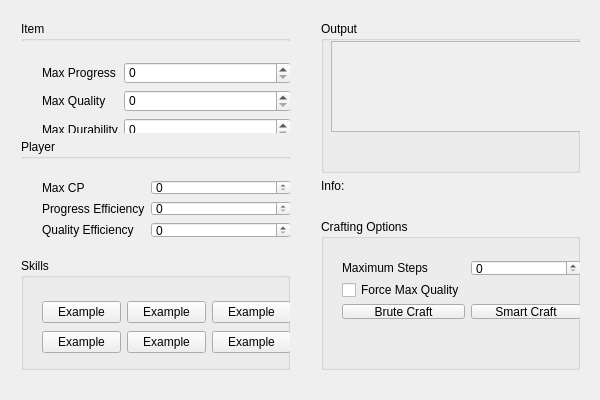
Old version of the form CrafterOfLight/CrafterOfLight.ui in the repository CChiverton/CrafterOfLight.
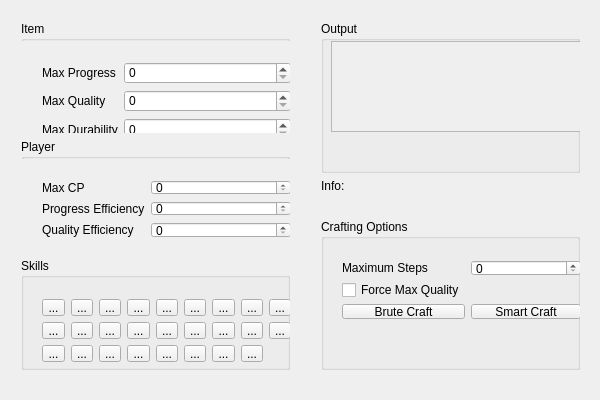
New version of the form.

```diff
--- a/CrafterOfLight/CrafterOfLight.ui
+++ b/CrafterOfLight/CrafterOfLight.ui
@@ -220,70 +220,423 @@
          <x>10</x>
          <y>30</y>
          <width>271</width>
-         <height>80</height>
+         <height>85</height>
         </rect>
        </property>
        <layout class="QGridLayout" name="gridLayout_2">
+        <item row="1" column="3">
+         <widget class="QToolButton" name="toolButton_13">
+          <property name="text">
+           <string>...</string>
+          </property>
+          <property name="checkable">
+           <bool>true</bool>
+          </property>
+          <property name="autoExclusive">
+           <bool>false</bool>
+          </property>
+          <property name="toolButtonStyle">
+           <enum>Qt::ToolButtonStyle::ToolButtonIconOnly</enum>
+          </property>
+         </widget>
+        </item>
+        <item row="1" column="2">
+         <widget class="QToolButton" name="toolButton_12">
+          <property name="text">
+           <string>...</string>
+          </property>
+          <property name="checkable">
+           <bool>true</bool>
+          </property>
+          <property name="autoExclusive">
+           <bool>false</bool>
+          </property>
+          <property name="toolButtonStyle">
+           <enum>Qt::ToolButtonStyle::ToolButtonIconOnly</enum>
+          </property>
+         </widget>
+        </item>
+        <item row="1" column="4">
+         <widget class="QToolButton" name="toolButton_14">
+          <property name="text">
+           <string>...</string>
+          </property>
+          <property name="checkable">
+           <bool>true</bool>
+          </property>
+          <property name="autoExclusive">
+           <bool>false</bool>
+          </property>
+          <property name="toolButtonStyle">
+           <enum>Qt::ToolButtonStyle::ToolButtonIconOnly</enum>
+          </property>
+         </widget>
+        </item>
+        <item row="1" column="6">
+         <widget class="QToolButton" name="toolButton_16">
+          <property name="text">
+           <string>...</string>
+          </property>
+          <property name="checkable">
+           <bool>true</bool>
+          </property>
+          <property name="autoExclusive">
+           <bool>false</bool>
+          </property>
+          <property name="toolButtonStyle">
+           <enum>Qt::ToolButtonStyle::ToolButtonIconOnly</enum>
+          </property>
+         </widget>
+        </item>
         <item row="0" column="2">
-         <widget class="QPushButton" name="pushButton_5">
+         <widget class="QToolButton" name="toolButton_3">
           <property name="text">
-           <string>Example</string>
+           <string>...</string>
           </property>
           <property name="checkable">
            <bool>true</bool>
+          </property>
+          <property name="autoExclusive">
+           <bool>false</bool>
+          </property>
+          <property name="toolButtonStyle">
+           <enum>Qt::ToolButtonStyle::ToolButtonIconOnly</enum>
+          </property>
+         </widget>
+        </item>
+        <item row="0" column="3">
+         <widget class="QToolButton" name="toolButton_4">
+          <property name="text">
+           <string>...</string>
+          </property>
+          <property name="checkable">
+           <bool>true</bool>
+          </property>
+          <property name="autoExclusive">
+           <bool>false</bool>
+          </property>
+          <property name="toolButtonStyle">
+           <enum>Qt::ToolButtonStyle::ToolButtonIconOnly</enum>
+          </property>
+         </widget>
+        </item>
+        <item row="0" column="4">
+         <widget class="QToolButton" name="toolButton_5">
+          <property name="text">
+           <string>...</string>
+          </property>
+          <property name="checkable">
+           <bool>true</bool>
+          </property>
+          <property name="autoExclusive">
+           <bool>false</bool>
+          </property>
+          <property name="toolButtonStyle">
+           <enum>Qt::ToolButtonStyle::ToolButtonIconOnly</enum>
+          </property>
+         </widget>
+        </item>
+        <item row="0" column="6">
+         <widget class="QToolButton" name="toolButton_7">
+          <property name="text">
+           <string>...</string>
+          </property>
+          <property name="checkable">
+           <bool>true</bool>
+          </property>
+          <property name="autoExclusive">
+           <bool>false</bool>
+          </property>
+          <property name="toolButtonStyle">
+           <enum>Qt::ToolButtonStyle::ToolButtonIconOnly</enum>
+          </property>
+         </widget>
+        </item>
+        <item row="0" column="7">
+         <widget class="QToolButton" name="toolButton_8">
+          <property name="text">
+           <string>...</string>
+          </property>
+          <property name="checkable">
+           <bool>true</bool>
+          </property>
+          <property name="autoExclusive">
+           <bool>false</bool>
+          </property>
+          <property name="toolButtonStyle">
+           <enum>Qt::ToolButtonStyle::ToolButtonIconOnly</enum>
+          </property>
+         </widget>
+        </item>
+        <item row="1" column="0">
+         <widget class="QToolButton" name="toolButton_10">
+          <property name="text">
+           <string>...</string>
+          </property>
+          <property name="checkable">
+           <bool>true</bool>
+          </property>
+          <property name="autoExclusive">
+           <bool>false</bool>
+          </property>
+          <property name="toolButtonStyle">
+           <enum>Qt::ToolButtonStyle::ToolButtonIconOnly</enum>
+          </property>
+         </widget>
+        </item>
+        <item row="1" column="8">
+         <widget class="QToolButton" name="toolButton_18">
+          <property name="text">
+           <string>...</string>
+          </property>
+          <property name="checkable">
+           <bool>true</bool>
+          </property>
+          <property name="autoExclusive">
+           <bool>false</bool>
+          </property>
+          <property name="toolButtonStyle">
+           <enum>Qt::ToolButtonStyle::ToolButtonIconOnly</enum>
+          </property>
+         </widget>
+        </item>
+        <item row="1" column="5">
+         <widget class="QToolButton" name="toolButton_15">
+          <property name="text">
+           <string>...</string>
+          </property>
+          <property name="checkable">
+           <bool>true</bool>
+          </property>
+          <property name="autoExclusive">
+           <bool>false</bool>
+          </property>
+          <property name="toolButtonStyle">
+           <enum>Qt::ToolButtonStyle::ToolButtonIconOnly</enum>
           </property>
          </widget>
         </item>
         <item row="0" column="1">
-         <widget class="QPushButton" name="pushButton_4">
+         <widget class="QToolButton" name="toolButton_2">
           <property name="text">
-           <string>Example</string>
+           <string>...</string>
           </property>
           <property name="checkable">
            <bool>true</bool>
+          </property>
+          <property name="autoExclusive">
+           <bool>false</bool>
+          </property>
+          <property name="toolButtonStyle">
+           <enum>Qt::ToolButtonStyle::ToolButtonIconOnly</enum>
+          </property>
+         </widget>
+        </item>
+        <item row="0" column="5">
+         <widget class="QToolButton" name="toolButton_6">
+          <property name="text">
+           <string>...</string>
+          </property>
+          <property name="checkable">
+           <bool>true</bool>
+          </property>
+          <property name="autoExclusive">
+           <bool>false</bool>
+          </property>
+          <property name="toolButtonStyle">
+           <enum>Qt::ToolButtonStyle::ToolButtonIconOnly</enum>
           </property>
          </widget>
         </item>
         <item row="0" column="0">
-         <widget class="QPushButton" name="pushButton_3">
-          <property name="contextMenuPolicy">
-           <enum>Qt::ContextMenuPolicy::DefaultContextMenu</enum>
-          </property>
+         <widget class="QToolButton" name="toolButton">
           <property name="text">
-           <string>Example</string>
+           <string>...</string>
           </property>
           <property name="checkable">
            <bool>true</bool>
           </property>
-         </widget>
-        </item>
-        <item row="1" column="0">
-         <widget class="QPushButton" name="pushButton_6">
-          <property name="text">
-           <string>Example</string>
+          <property name="autoExclusive">
+           <bool>false</bool>
           </property>
-          <property name="checkable">
-           <bool>true</bool>
+          <property name="toolButtonStyle">
+           <enum>Qt::ToolButtonStyle::ToolButtonIconOnly</enum>
           </property>
          </widget>
         </item>
         <item row="1" column="1">
-         <widget class="QPushButton" name="pushButton_7">
+         <widget class="QToolButton" name="toolButton_11">
           <property name="text">
-           <string>Example</string>
+           <string>...</string>
           </property>
           <property name="checkable">
            <bool>true</bool>
           </property>
+          <property name="autoExclusive">
+           <bool>false</bool>
+          </property>
+          <property name="toolButtonStyle">
+           <enum>Qt::ToolButtonStyle::ToolButtonIconOnly</enum>
+          </property>
          </widget>
         </item>
-        <item row="1" column="2">
-         <widget class="QPushButton" name="pushButton_8">
+        <item row="1" column="7">
+         <widget class="QToolButton" name="toolButton_17">
           <property name="text">
-           <string>Example</string>
+           <string>...</string>
           </property>
           <property name="checkable">
            <bool>true</bool>
+          </property>
+          <property name="autoExclusive">
+           <bool>false</bool>
+          </property>
+          <property name="toolButtonStyle">
+           <enum>Qt::ToolButtonStyle::ToolButtonIconOnly</enum>
+          </property>
+         </widget>
+        </item>
+        <item row="0" column="8">
+         <widget class="QToolButton" name="toolButton_9">
+          <property name="text">
+           <string>...</string>
+          </property>
+          <property name="checkable">
+           <bool>true</bool>
+          </property>
+          <property name="autoExclusive">
+           <bool>false</bool>
+          </property>
+          <property name="toolButtonStyle">
+           <enum>Qt::ToolButtonStyle::ToolButtonIconOnly</enum>
+          </property>
+         </widget>
+        </item>
+        <item row="2" column="0">
+         <widget class="QToolButton" name="toolButton_19">
+          <property name="text">
+           <string>...</string>
+          </property>
+          <property name="checkable">
+           <bool>true</bool>
+          </property>
+          <property name="autoExclusive">
+           <bool>false</bool>
+          </property>
+          <property name="toolButtonStyle">
+           <enum>Qt::ToolButtonStyle::ToolButtonIconOnly</enum>
+          </property>
+         </widget>
+        </item>
+        <item row="2" column="1">
+         <widget class="QToolButton" name="toolButton_20">
+          <property name="text">
+           <string>...</string>
+          </property>
+          <property name="checkable">
+           <bool>true</bool>
+          </property>
+          <property name="autoExclusive">
+           <bool>false</bool>
+          </property>
+          <property name="toolButtonStyle">
+           <enum>Qt::ToolButtonStyle::ToolButtonIconOnly</enum>
+          </property>
+         </widget>
+        </item>
+        <item row="2" column="2">
+         <widget class="QToolButton" name="toolButton_21">
+          <property name="text">
+           <string>...</string>
+          </property>
+          <property name="checkable">
+           <bool>true</bool>
+          </property>
+          <property name="autoExclusive">
+           <bool>false</bool>
+          </property>
+          <property name="toolButtonStyle">
+           <enum>Qt::ToolButtonStyle::ToolButtonIconOnly</enum>
+          </property>
+         </widget>
+        </item>
+        <item row="2" column="3">
+         <widget class="QToolButton" name="toolButton_22">
+          <property name="text">
+           <string>...</string>
+          </property>
+          <property name="checkable">
+           <bool>true</bool>
+          </property>
+          <property name="autoExclusive">
+           <bool>false</bool>
+          </property>
+          <property name="toolButtonStyle">
+           <enum>Qt::ToolButtonStyle::ToolButtonIconOnly</enum>
+          </property>
+         </widget>
+        </item>
+        <item row="2" column="4">
+         <widget class="QToolButton" name="toolButton_23">
+          <property name="text">
+           <string>...</string>
+          </property>
+          <property name="checkable">
+           <bool>true</bool>
+          </property>
+          <property name="autoExclusive">
+           <bool>false</bool>
+          </property>
+          <property name="toolButtonStyle">
+           <enum>Qt::ToolButtonStyle::ToolButtonIconOnly</enum>
+          </property>
+         </widget>
+        </item>
+        <item row="2" column="5">
+         <widget class="QToolButton" name="toolButton_24">
+          <property name="text">
+           <string>...</string>
+          </property>
+          <property name="checkable">
+           <bool>true</bool>
+          </property>
+          <property name="autoExclusive">
+           <bool>false</bool>
+          </property>
+          <property name="toolButtonStyle">
+           <enum>Qt::ToolButtonStyle::ToolButtonIconOnly</enum>
+          </property>
+         </widget>
+        </item>
+        <item row="2" column="6">
+         <widget class="QToolButton" name="toolButton_25">
+          <property name="text">
+           <string>...</string>
+          </property>
+          <property name="checkable">
+           <bool>true</bool>
+          </property>
+          <property name="autoExclusive">
+           <bool>false</bool>
+          </property>
+          <property name="toolButtonStyle">
+           <enum>Qt::ToolButtonStyle::ToolButtonIconOnly</enum>
+          </property>
+         </widget>
+        </item>
+        <item row="2" column="7">
+         <widget class="QToolButton" name="toolButton_26">
+          <property name="text">
+           <string>...</string>
+          </property>
+          <property name="checkable">
+           <bool>true</bool>
+          </property>
+          <property name="autoExclusive">
+           <bool>false</bool>
+          </property>
+          <property name="toolButtonStyle">
+           <enum>Qt::ToolButtonStyle::ToolButtonIconOnly</enum>
           </property>
          </widget>
         </item>
```
